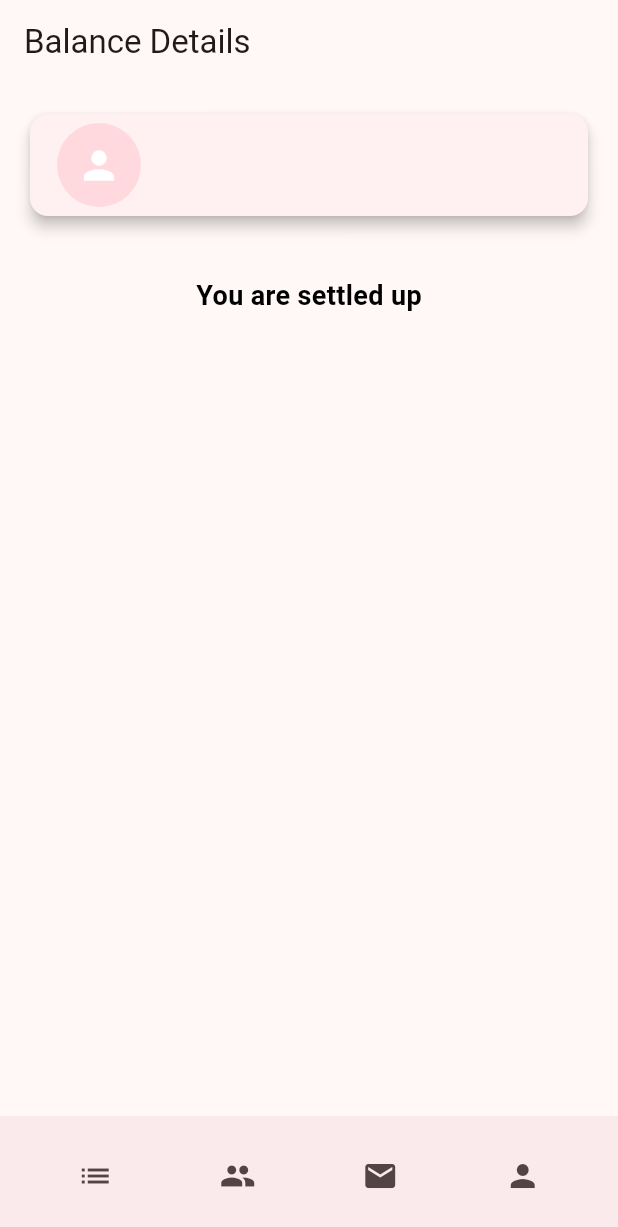
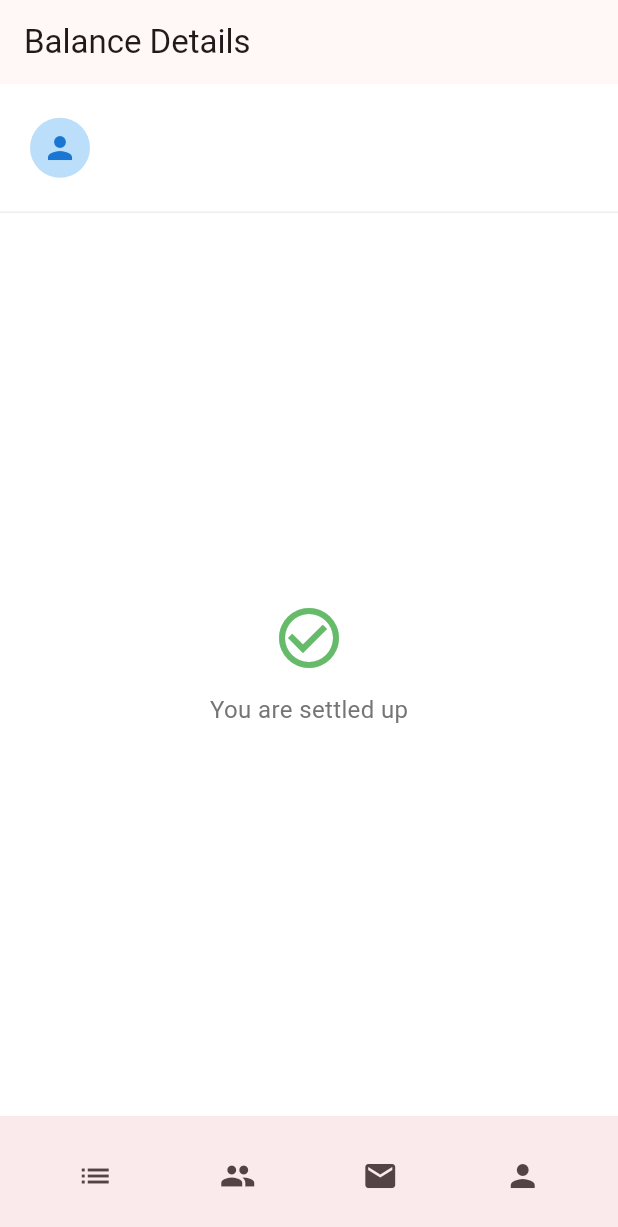
Before and after one commit to KasaWGrupie/Frontend, a Flutter app: the FriendDetailsScreen widget shown alone on an empty page, opened directly with empty values, on a phone screen of 412 x 824 dp. Shown: the top 1227 px of the screen. Run offline on Flutter 3.47's test engine with Material 3 defaults, Android fonts, the phone set to English and light mode, and no system bars; our stand-ins replace bloc, equatable, firebase_auth, firebase_core, flutter_bloc, go_router; accounts and stored records are empty; generated files the repository leaves out were written again.

Commit message:
Change design of friend details screen

```diff
--- a/lib/screens/base_screen.dart
+++ b/lib/screens/base_screen.dart
@@ -8,6 +8,7 @@ class BaseScreen extends StatelessWidget {
     this.floatingActionButton,
     this.appBarBottom,
     this.appBarActions,
+    this.backgroundColor,
     super.key,
   });
 
@@ -16,10 +17,13 @@ class BaseScreen extends StatelessWidget {
   final Widget? floatingActionButton;
   final PreferredSizeWidget? appBarBottom;
   final List<Widget>? appBarActions;
+  final Color? backgroundColor;
 
   @override
   Widget build(BuildContext context) {
     return Scaffold(
+      backgroundColor:
+          backgroundColor ?? Theme.of(context).scaffoldBackgroundColor,
       floatingActionButton: floatingActionButton,
       appBar: AppBar(
         title: Text(title),
--- a/lib/screens/friends_details_screen/friends_details_screen.dart
+++ b/lib/screens/friends_details_screen/friends_details_screen.dart
@@ -2,10 +2,10 @@ import 'package:flutter/material.dart';
 import 'package:flutter_bloc/flutter_bloc.dart';
 import 'package:kasa_w_grupie/models/group.dart';
 import 'package:kasa_w_grupie/screens/base_screen.dart';
-import 'package:kasa_w_grupie/screens/friends_details_screen/utils/currency_formater.dart';
-import 'package:kasa_w_grupie/screens/friends_details_screen/widgets/group_balance_card.dart';
-import 'package:kasa_w_grupie/screens/friends_details_screen/widgets/friend_balance_card.dart';
-import 'package:kasa_w_grupie/screens/friends_details_screen/widgets/settle_between_groups_modal.dart';
+import 'package:kasa_w_grupie/screens/friends_details_screen/widgets/friend_details_header.dart';
+import 'package:kasa_w_grupie/screens/friends_details_screen/widgets/group_balance_list.dart';
+import 'package:kasa_w_grupie/screens/friends_details_screen/widgets/settle_up_view.dart';
+import 'package:kasa_w_grupie/screens/friends_details_screen/widgets/settlte_between_groups_button.dart';
 import 'package:kasa_w_grupie/services/friends_service.dart';
 import 'package:kasa_w_grupie/cubits/group_balance_cubit.dart';
 
@@ -30,6 +30,7 @@ class FriendDetailsScreen extends StatelessWidget {
         ..loadGroupBalances(userId),
       child: BaseScreen(
         title: 'Balance Details',
+        backgroundColor: Colors.white,
         child: BlocBuilder<GroupBalanceCubit, GroupBalanceState>(
           builder: (context, state) {
             if (state is GroupBalanceLoading) {
@@ -41,118 +42,8 @@ class FriendDetailsScreen extends StatelessWidget {
               final totalBalance = state.totalBalance;
               final totalBalanceCurrency = state.totalBalanceCurrency;
 
-              return Column(
-                children: [
-                  Expanded(
-                    child: Padding(
-                      padding: const EdgeInsets.all(16.0),
-                      child: Column(
-                        children: [
-                          // Friend Info Tile
-                          FriendBalanceCard(
-                            friendEmail: friendEmail,
-                            friendName: friendName,
-                          ),
-                          SizedBox(height: 20),
-
-                          // If no balances exist, show "You are settled up"
-                          if (groupBalances.isEmpty)
-                            Padding(
-                              padding: const EdgeInsets.all(16.0),
-                              child: Text(
-                                "You are settled up",
-                                style: TextStyle(
-                                    fontSize: 18,
-                                    fontWeight: FontWeight.bold,
-                                    color: Colors.black),
-                              ),
-                            ),
-
-                          // Group balance details
-                          if (groupBalances.isNotEmpty)
-                            Expanded(
-                              child: ListView.builder(
-                                itemCount: groupBalances.length,
-                                itemBuilder: (context, index) {
-                                  final groupBalance = groupBalances[index];
-                                  final amount = (groupBalance["amount"] ?? 0.0)
-                                      .toDouble();
-                                  final currency = groupBalance["currency"] ??
-                                      CurrencyEnum.pln;
-                                  final formatedAmount =
-                                      formatCurrency(amount, currency);
-
-                                  return GroupBalanceCard(
-                                    groupName: groupBalance["groupName"] ??
-                                        "Unknown Group",
-                                    balanceAmount: formatedAmount,
-                                    isOwes: groupBalance["isOwed"] ?? false,
-                                  );
-                                },
-                              ),
-                            ),
-
-                          // Total balance message
-                          if (groupBalances.isNotEmpty)
-                            Padding(
-                              padding: const EdgeInsets.all(16.0),
-                              child: RichText(
-                                text: TextSpan(
-                                  text: "Total balance: ",
-                                  style: DefaultTextStyle.of(context)
-                                      .style
-                                      .copyWith(
-                                        fontSize: 18,
-                                        fontWeight: FontWeight.bold,
-                                      ),
-                                  children: [
-                                    TextSpan(
-                                      text: totalBalance == 0
-                                          ? "You are settled up"
-                                          : "${totalBalance >= 0 ? "+" : "-"} ${formatCurrency(totalBalance.abs(), totalBalanceCurrency)}",
-                                      style: TextStyle(
-                                        fontSize: 18,
-                                        fontWeight: FontWeight.bold,
-                                        color: totalBalance > 0
-                                            ? Colors.green
-                                            : (totalBalance < 0
-                                                ? Colors.red
-                                                : Colors.black),
-                                      ),
-                                    ),
-                                  ],
-                                ),
-                              ),
-                            ),
-                        ],
-                      ),
-                    ),
-                  ),
-
-                  // Settle All button
-                  if (totalBalance != 0)
-                    Padding(
-                      padding: const EdgeInsets.all(16.0),
-                      child: SizedBox(
-                        width: double.infinity,
-                        child: ElevatedButton(
-                          onPressed: () {
-                            showSettleBetweenGroupsModal(
-                                context, groupBalances);
-                          },
-                          style: ElevatedButton.styleFrom(
-                            padding: EdgeInsets.symmetric(vertical: 12),
-                          ),
-                          child: Text(
-                            "Settle Between Groups",
-                            style: TextStyle(
-                                fontSize: 18, fontWeight: FontWeight.bold),
-                          ),
-                        ),
-                      ),
-                    ),
-                ],
-              );
+              return buildDesign(
+                  context, groupBalances, totalBalance, totalBalanceCurrency);
             } else {
               return Center(child: Text('Unknown state'));
             }
@@ -161,4 +52,32 @@ class FriendDetailsScreen extends StatelessWidget {
       ),
     );
   }
+
+  Widget buildDesign(
+    BuildContext context,
+    List<Map<String, dynamic>> groupBalances,
+    double totalBalance,
+    CurrencyEnum currency,
+  ) {
+    return Column(
+      children: [
+        FriendDetailsHeader(
+          friendName: friendName,
+          friendEmail: friendEmail,
+          totalBalance: totalBalance,
+          currency: currency,
+        ),
+        Expanded(
+          child: groupBalances.isEmpty
+              ? const SettleUpView()
+              : GroupBalanceList(
+                  groupBalances: groupBalances,
+                  defaultCurrency: currency,
+                ),
+        ),
+        if (totalBalance != 0)
+          SettleBetweenGroupsButton(groupBalances: groupBalances),
+      ],
+    );
+  }
 }
--- a/lib/screens/friends_details_screen/widgets/friend_balance_card.dart
+++ /dev/null
@@ -1,40 +0,0 @@
-import 'package:flutter/material.dart';
-
-class FriendBalanceCard extends StatelessWidget {
-  final String friendName;
-  final String friendEmail;
-
-  const FriendBalanceCard({
-    super.key,
-    required this.friendName,
-    required this.friendEmail,
-  });
-
-  @override
-  Widget build(BuildContext context) {
-    return Card(
-      elevation: 4,
-      shape: RoundedRectangleBorder(
-        borderRadius: BorderRadius.circular(12),
-      ),
-      child: ListTile(
-        leading: CircleAvatar(
-          radius: 30,
-          child: Icon(Icons.person, size: 30, color: Colors.white),
-        ),
-        title: Text(
-          friendName,
-          style: Theme.of(context).textTheme.titleLarge?.copyWith(
-                fontWeight: FontWeight.bold,
-              ),
-        ),
-        subtitle: Text(
-          friendEmail,
-          style: Theme.of(context).textTheme.titleMedium?.copyWith(
-                color: Colors.grey,
-              ),
-        ),
-      ),
-    );
-  }
-}
--- /dev/null
+++ b/lib/screens/friends_details_screen/widgets/friend_details_header.dart
@@ -0,0 +1,87 @@
+import 'package:flutter/material.dart';
+import 'package:kasa_w_grupie/models/group.dart';
+import 'package:kasa_w_grupie/screens/friends_details_screen/utils/currency_formater.dart';
+
+class FriendDetailsHeader extends StatelessWidget {
+  final String friendName;
+  final String friendEmail;
+  final double totalBalance;
+  final CurrencyEnum currency;
+
+  const FriendDetailsHeader({
+    super.key,
+    required this.friendName,
+    required this.friendEmail,
+    required this.totalBalance,
+    required this.currency,
+  });
+
+  @override
+  Widget build(BuildContext context) {
+    final isPositive = totalBalance > 0;
+    final isZero = totalBalance == 0;
+
+    return Container(
+      width: double.infinity,
+      padding: const EdgeInsets.all(20),
+      decoration: BoxDecoration(
+        color: Colors.white,
+        border: Border(bottom: BorderSide(color: Colors.grey.shade200)),
+      ),
+      child: Column(
+        children: [
+          Row(
+            children: [
+              CircleAvatar(
+                radius: 20,
+                backgroundColor: Colors.blue.shade100,
+                child: Icon(Icons.person, color: Colors.blue.shade700),
+              ),
+              SizedBox(width: 12),
+              Expanded(
+                child: Column(
+                  crossAxisAlignment: CrossAxisAlignment.start,
+                  children: [
+                    Text(friendName,
+                        style: TextStyle(
+                            fontSize: 17, fontWeight: FontWeight.w600)),
+                    Text(friendEmail,
+                        style: TextStyle(
+                            fontSize: 14, color: Colors.grey.shade600)),
+                  ],
+                ),
+              ),
+            ],
+          ),
+          if (!isZero)
+            Padding(
+              padding: const EdgeInsets.only(top: 16),
+              child: Container(
+                width: double.infinity,
+                padding: EdgeInsets.symmetric(vertical: 12, horizontal: 16),
+                decoration: BoxDecoration(
+                  color: isPositive ? Colors.green.shade50 : Colors.red.shade50,
+                  borderRadius: BorderRadius.circular(8),
+                  border: Border.all(
+                      color: isPositive
+                          ? Colors.green.shade200
+                          : Colors.red.shade200),
+                ),
+                child: Text(
+                  "${isPositive ? "Owes you: " : "You owe: "}${formatCurrency(totalBalance.abs(), currency)}",
+                  style: TextStyle(
+                    fontSize: 16,
+                    fontWeight: FontWeight.bold,
+                    color: isPositive
+                        ? Colors.green.shade700
+                        : Colors.red.shade700,
+                  ),
+                  textAlign: TextAlign.center,
+                ),
+              ),
+            ),
+        ],
+      ),
+    );
+  }
+}
--- /dev/null
+++ b/lib/screens/friends_details_screen/widgets/settle_up_view.dart
@@ -0,0 +1,21 @@
+import 'package:flutter/material.dart';
+
+class SettleUpView extends StatelessWidget {
+  const SettleUpView({super.key});
+
+  @override
+  Widget build(BuildContext context) {
+    return Center(
+      child: Column(
+        mainAxisAlignment: MainAxisAlignment.center,
+        children: [
+          Icon(Icons.check_circle_outline,
+              size: 48, color: Colors.green.shade400),
+          SizedBox(height: 12),
+          Text("You are settled up",
+              style: TextStyle(fontSize: 16, color: Colors.grey.shade600)),
+        ],
+      ),
+    );
+  }
+}
```
Also changed, not shown: lib/screens/friends_details_screen/widgets/group_balance_card.dart (deleted, +0 -92 lines), lib/screens/friends_details_screen/widgets/group_balance_list.dart (added, +36 -0 lines), lib/screens/friends_details_screen/widgets/group_balance_tile.dart (added, +60 -0 lines), lib/screens/friends_details_screen/widgets/settlte_between_groups_button.dart (added, +29 -0 lines).
